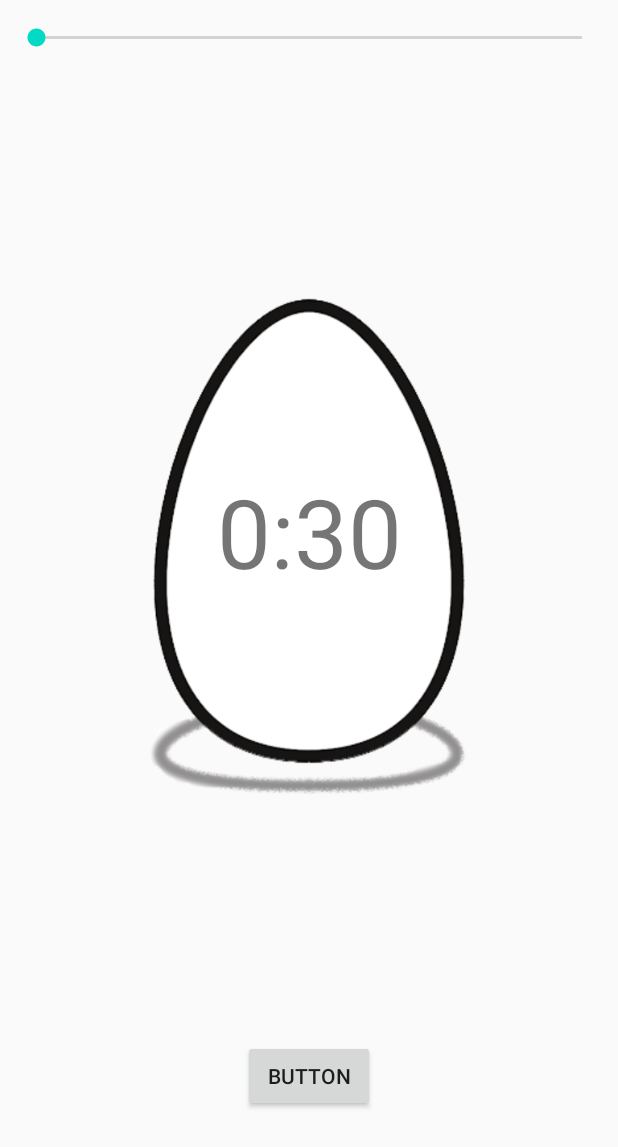
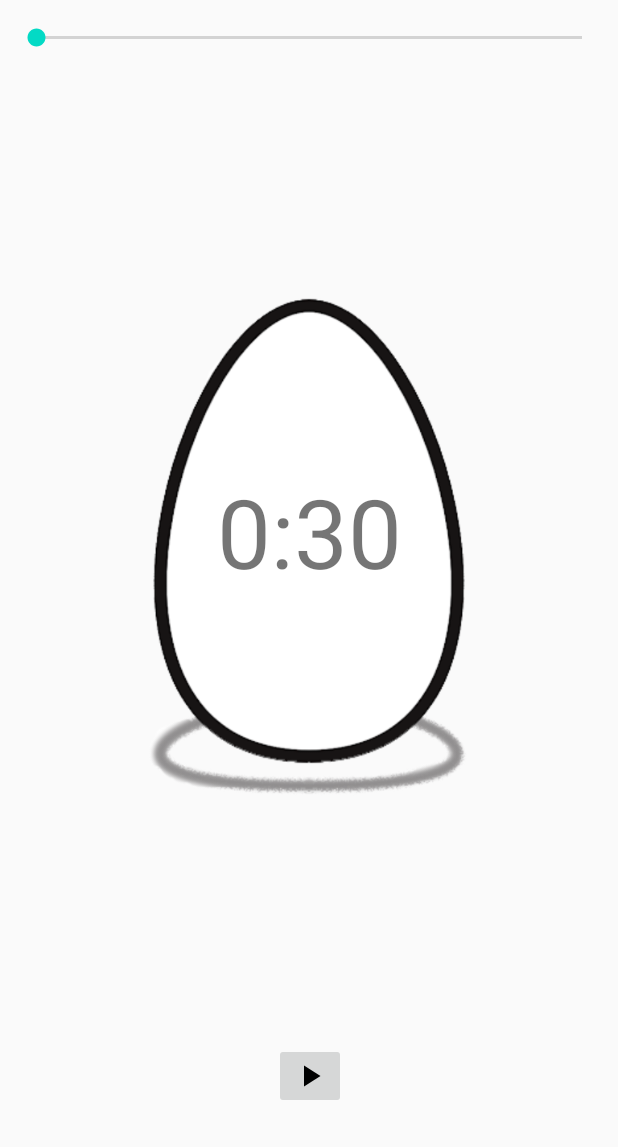
Before and after one commit to amanaggarwal1/EggTimer, an Android app: the layout activity_main.xml on its own in the app's theme, with its tools: preview values and no code run, on a phone screen of 412 x 824 dp. Shown: the top 1147 px of the screen. Run offline under Robolectric (Android 15) with nearby library versions, the phone set to English and light mode, and no system bars.

Commit message:
Replaced the normal button by an image button

```diff
--- a/app/src/main/java/com/example/eggtimer/MainActivity.java
+++ b/app/src/main/java/com/example/eggtimer/MainActivity.java
@@ -8,6 +8,7 @@ import android.os.CountDownTimer;
 import android.util.Log;
 import android.view.View;
 import android.widget.Button;
+import android.widget.ImageButton;
 import android.widget.ImageView;
 import android.widget.SeekBar;
 import android.widget.TextView;
@@ -19,7 +20,7 @@ public class MainActivity extends AppCompatActivity {
     private SeekBar countDownSeekBar;
     private ImageView eggImage;
     private TextView displayTime;
-    private Button startButton;
+    private ImageButton startButton;
 
     //Count down timer which controls the timer time set by user
     CountDownTimer countDownTimer;
@@ -33,8 +34,9 @@ public class MainActivity extends AppCompatActivity {
     // boolean variable that will track if any timer is already present or not
     private boolean isTimerRunning = false;
 
+    //Function to start the timer
     private void startTimer(){
-        countDownTimer = new CountDownTimer(countDownSeekBar.getProgress()*1000, 1000) {
+        countDownTimer = new CountDownTimer(countDownSeekBar.getProgress()*1000 + 100, 1000) {
             @Override
             public void onTick(long millisUntilFinished) {
                 updateTimer((int) millisUntilFinished / 1000);
@@ -48,33 +50,49 @@ public class MainActivity extends AppCompatActivity {
         }.start();
     }
 
+    //Function to update views for timer
     private void updateTimer(int secondsLeft){
         int minutes = secondsLeft / 60; // Calculating minutes corresponding to progress
         int seconds = secondsLeft % 60; // Calculating seconds corresponding to progress
 
-        if(seconds < 10)
-            displayTime.setText(minutes + ":0" + seconds);
-        else
-            displayTime.setText(minutes + ":" + seconds);
+        //Check if "seconds" variable is a single digit number or not
+        //and if yes then add a "zero" before it in display time
+        if(seconds < 10) displayTime.setText(minutes + ":0" + seconds);
+        else displayTime.setText(minutes + ":" + seconds);
+
+        //Update the progress in timer seek bar
+        countDownSeekBar.setProgress(secondsLeft);
     }
 
+    // Function to reset time to default configurations
     private void resetTimer(){
         mediaPlayer.stop();
         countDownTimer.cancel();
         updateTimer(initialTime);
     }
 
+    // Function to play the times up tone in loop
     private void playTimesUpRingtone(){
         mediaPlayer = MediaPlayer.create(this ,R.raw.times_up_ringtone);
         mediaPlayer.start();
         mediaPlayer.setLooping(true);
     }
 
+    // Function linked with button with id = "R.id.startButton"
     public void triggerCountDown(View view){
         Log.i("LOGCAT", "Button Pressed");
-        if(isTimerRunning) resetTimer();
-        else startTimer();
 
+        //Check if a timer is currently running on not
+        if(isTimerRunning) {
+            resetTimer();
+            startButton.setImageResource(R.drawable.ic_play_image_button);
+        }
+        else{
+            startTimer();
+            startButton.setImageResource(R.drawable.ic_reset_image_button);
+        }
+
+        //Update the timer run status
         isTimerRunning ^= true;
     }
 
--- /dev/null
+++ b/app/src/main/res/drawable/ic_play_image_button.xml
@@ -0,0 +1,9 @@
+<vector xmlns:android="http://schemas.android.com/apk/res/android"
+        android:width="24dp"
+        android:height="24dp"
+        android:viewportWidth="24.0"
+        android:viewportHeight="24.0">
+    <path
+        android:fillColor="#FF000000"
+        android:pathData="M8,5v14l11,-7z"/>
+</vector>
--- /dev/null
+++ b/app/src/main/res/drawable/ic_reset_image_button.xml
@@ -0,0 +1,9 @@
+<vector xmlns:android="http://schemas.android.com/apk/res/android"
+        android:width="24dp"
+        android:height="24dp"
+        android:viewportWidth="24.0"
+        android:viewportHeight="24.0">
+    <path
+        android:fillColor="#FF000000"
+        android:pathData="M12,5V1L7,6l5,5V7c3.31,0 6,2.69 6,6s-2.69,6 -6,6 -6,-2.69 -6,-6H4c0,4.42 3.58,8 8,8s8,-3.58 8,-8 -3.58,-8 -8,-8z"/>
+</vector>
--- a/app/src/main/res/layout/activity_main.xml
+++ b/app/src/main/res/layout/activity_main.xml
@@ -6,20 +6,6 @@
     android:layout_height="match_parent"
     tools:context=".MainActivity">
 
-    <Button
-        android:id="@+id/startButton"
-        android:layout_width="wrap_content"
-        android:layout_height="wrap_content"
-        android:layout_marginStart="128dp"
-        android:layout_marginTop="32dp"
-        android:layout_marginEnd="128dp"
-        android:layout_marginBottom="32dp"
-        android:text="Button"
-        android:onClick="triggerCountDown"
-        app:layout_constraintBottom_toBottomOf="parent"
-        app:layout_constraintEnd_toEndOf="parent"
-        app:layout_constraintStart_toStartOf="parent"
-        app:layout_constraintTop_toBottomOf="@+id/eggIV" />
 
     <SeekBar
         android:id="@+id/timerSeekBar"
@@ -55,4 +41,19 @@
         app:layout_constraintStart_toStartOf="@+id/eggIV"
         app:layout_constraintTop_toTopOf="@+id/eggIV" />
 
+    <ImageButton
+        android:id="@+id/startButton"
+        android:layout_width="wrap_content"
+        android:layout_height="wrap_content"
+        android:layout_marginStart="182dp"
+        android:layout_marginTop="32dp"
+        android:layout_marginEnd="181dp"
+        android:layout_marginBottom="32dp"
+        android:onClick="triggerCountDown"
+        app:layout_constraintBottom_toBottomOf="parent"
+        app:layout_constraintEnd_toEndOf="parent"
+        app:layout_constraintStart_toStartOf="parent"
+        app:layout_constraintTop_toBottomOf="@+id/eggIV"
+        app:srcCompat="@drawable/ic_play_image_button" />
+
 </androidx.constraintlayout.widget.ConstraintLayout>
```
